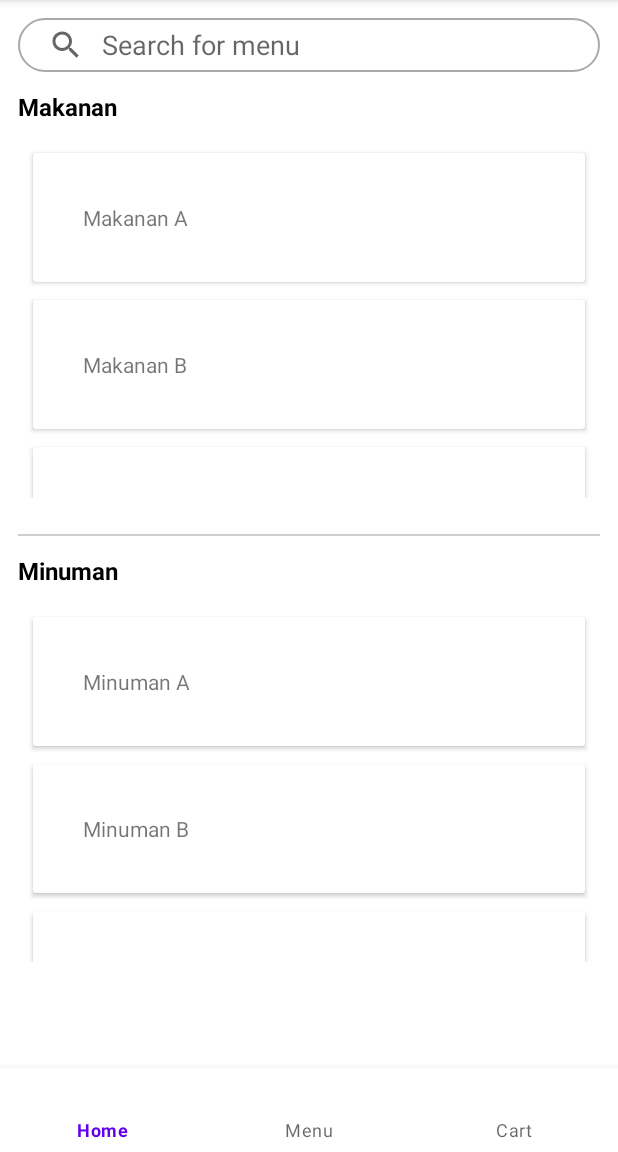
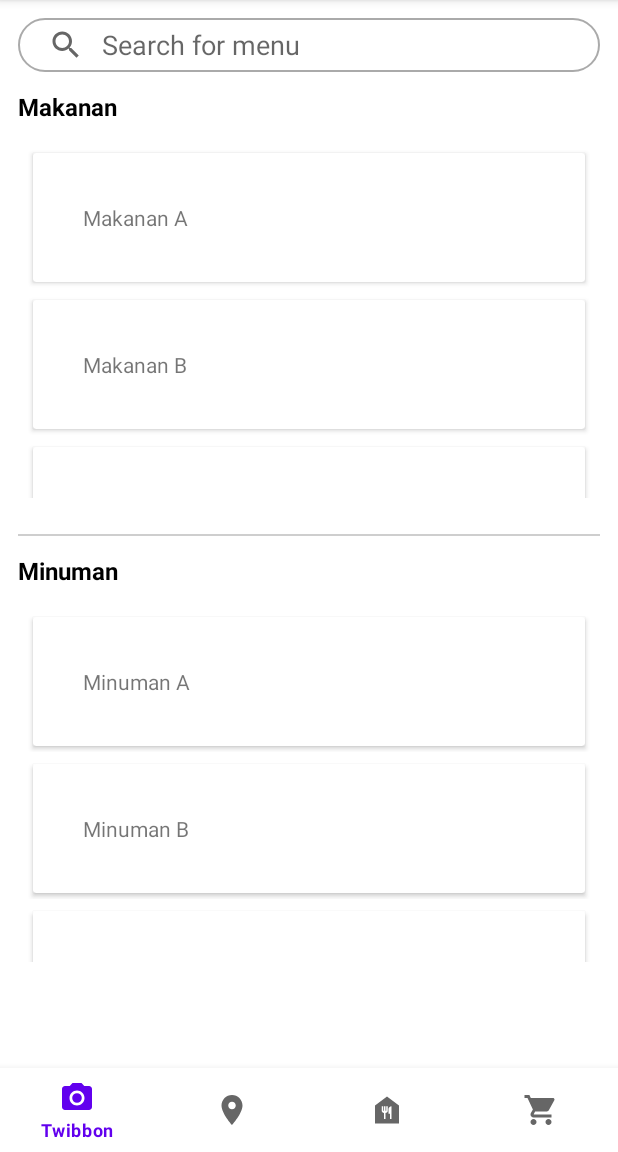
Before and after one commit to salyamevia/IF3210-2023-Android-W08, an Android app: the screen it shows after launch (MainActivity), on a phone screen of 412 x 824 dp, the part 84-1236 px from its top. Run offline under Robolectric (Android 15) with nearby library versions, the phone set to English and light mode, and no system bars.

Commit message:
Update Navbar

```diff
--- a/app/build.gradle
+++ b/app/build.gradle
@@ -37,7 +37,7 @@
 }
 
 dependencies {
-
+    implementation 'com.journeyapps:zxing-android-embedded:4.2.0'
     implementation 'androidx.core:core-ktx:1.7.0'
     implementation 'androidx.fragment:fragment-ktx:1.5.5'
     implementation 'androidx.appcompat:appcompat:1.6.1'
@@ -45,6 +45,9 @@
     implementation 'androidx.cardview:cardview:1.0.0'
     implementation 'com.google.android.material:material:1.8.0'
     implementation 'androidx.constraintlayout:constraintlayout:2.1.4'
+    implementation 'com.squareup.retrofit2:retrofit:2.7.2'
+    implementation 'com.squareup.retrofit2:converter-gson:2.7.2'
+    implementation 'com.squareup.okhttp3:okhttp:3.6.0'
     testImplementation 'junit:junit:4.13.2'
     androidTestImplementation 'androidx.test.ext:junit:1.1.5'
     androidTestImplementation 'androidx.test.espresso:espresso-core:3.5.1'
--- a/app/src/main/AndroidManifest.xml
+++ b/app/src/main/AndroidManifest.xml
@@ -1,7 +1,8 @@
 <?xml version="1.0" encoding="utf-8"?>
 <manifest xmlns:android="http://schemas.android.com/apk/res/android"
     xmlns:tools="http://schemas.android.com/tools">
-
+    <uses-permission android:name="android.permission.INTERNET" />
+    <uses-permission android:name="android.permission.CAMERA"/>
     <application
         android:allowBackup="true"
         android:dataExtractionRules="@xml/data_extraction_rules"
@@ -10,6 +11,7 @@
         android:label="@string/app_name"
         android:supportsRtl="true"
         android:theme="@style/Theme.Majika"
+        android:usesCleartextTraffic="true"
         tools:targetApi="31">
         <activity
             android:name=".MainActivity"
--- /dev/null
+++ b/app/src/main/res/drawable/baseline_camera_alt_24.xml
@@ -0,0 +1,6 @@
+<vector android:height="24dp" android:tint="#000000"
+    android:viewportHeight="24" android:viewportWidth="24"
+    android:width="24dp" xmlns:android="http://schemas.android.com/apk/res/android">
+    <path android:fillColor="@android:color/white" android:pathData="M12,12m-3.2,0a3.2,3.2 0,1 1,6.4 0a3.2,3.2 0,1 1,-6.4 0"/>
+    <path android:fillColor="@android:color/white" android:pathData="M9,2L7.17,4L4,4c-1.1,0 -2,0.9 -2,2v12c0,1.1 0.9,2 2,2h16c1.1,0 2,-0.9 2,-2L22,6c0,-1.1 -0.9,-2 -2,-2h-3.17L15,2L9,2zM12,17c-2.76,0 -5,-2.24 -5,-5s2.24,-5 5,-5 5,2.24 5,5 -2.24,5 -5,5z"/>
+</vector>
--- /dev/null
+++ b/app/src/main/res/drawable/baseline_food_bank_24.xml
@@ -0,0 +1,5 @@
+<vector android:height="24dp" android:tint="#000000"
+    android:viewportHeight="24" android:viewportWidth="24"
+    android:width="24dp" xmlns:android="http://schemas.android.com/apk/res/android">
+    <path android:fillColor="@android:color/white" android:pathData="M12,3L4,9v12h16V9L12,3zM12.5,12.5c0,0.83 -0.67,1.5 -1.5,1.5v4h-1v-4c-0.83,0 -1.5,-0.67 -1.5,-1.5v-3h1v3H10v-3h1v3h0.5v-3h1V12.5zM15,18h-1v-3.5h-1v-3c0,-1.1 0.9,-2 2,-2V18z"/>
+</vector>
--- /dev/null
+++ b/app/src/main/res/drawable/baseline_location_on_24.xml
@@ -0,0 +1,5 @@
+<vector android:height="24dp" android:tint="#000000"
+    android:viewportHeight="24" android:viewportWidth="24"
+    android:width="24dp" xmlns:android="http://schemas.android.com/apk/res/android">
+    <path android:fillColor="@android:color/white" android:pathData="M12,2C8.13,2 5,5.13 5,9c0,5.25 7,13 7,13s7,-7.75 7,-13c0,-3.87 -3.13,-7 -7,-7zM12,11.5c-1.38,0 -2.5,-1.12 -2.5,-2.5s1.12,-2.5 2.5,-2.5 2.5,1.12 2.5,2.5 -1.12,2.5 -2.5,2.5z"/>
+</vector>
--- /dev/null
+++ b/app/src/main/res/drawable/baseline_shopping_cart_24.xml
@@ -0,0 +1,5 @@
+<vector android:height="24dp" android:tint="#000000"
+    android:viewportHeight="24" android:viewportWidth="24"
+    android:width="24dp" xmlns:android="http://schemas.android.com/apk/res/android">
+    <path android:fillColor="@android:color/white" android:pathData="M7,18c-1.1,0 -1.99,0.9 -1.99,2S5.9,22 7,22s2,-0.9 2,-2 -0.9,-2 -2,-2zM1,2v2h2l3.6,7.59 -1.35,2.45c-0.16,0.28 -0.25,0.61 -0.25,0.96 0,1.1 0.9,2 2,2h12v-2L7.42,15c-0.14,0 -0.25,-0.11 -0.25,-0.25l0.03,-0.12 0.9,-1.63h7.45c0.75,0 1.41,-0.41 1.75,-1.03l3.58,-6.49c0.08,-0.14 0.12,-0.31 0.12,-0.48 0,-0.55 -0.45,-1 -1,-1L5.21,4l-0.94,-2L1,2zM17,18c-1.1,0 -1.99,0.9 -1.99,2s0.89,2 1.99,2 2,-0.9 2,-2 -0.9,-2 -2,-2z"/>
+</vector>
--- a/app/src/main/res/menu/bottom_nav_menu.xml
+++ b/app/src/main/res/menu/bottom_nav_menu.xml
@@ -1,10 +1,16 @@
 <?xml version="1.0" encoding="utf-8"?>
 <menu xmlns:android="http://schemas.android.com/apk/res/android">
 
-    <item android:id="@+id/home"
-        android:title="Home"/>
+    <item android:id="@+id/twibbon"
+        android:title="Twibbon"
+        android:icon="@drawable/baseline_camera_alt_24"/>
+    <item android:id="@+id/branch"
+        android:title="Branch"
+        android:icon="@drawable/baseline_location_on_24"/>
     <item android:id="@+id/menu"
-        android:title="Menu"/>
+        android:title="Menu"
+        android:icon="@drawable/baseline_food_bank_24"/>
     <item android:id="@+id/cart"
-        android:title="Cart"/>
+        android:title="Cart"
+        android:icon="@drawable/baseline_shopping_cart_24"/>
 </menu>
```
